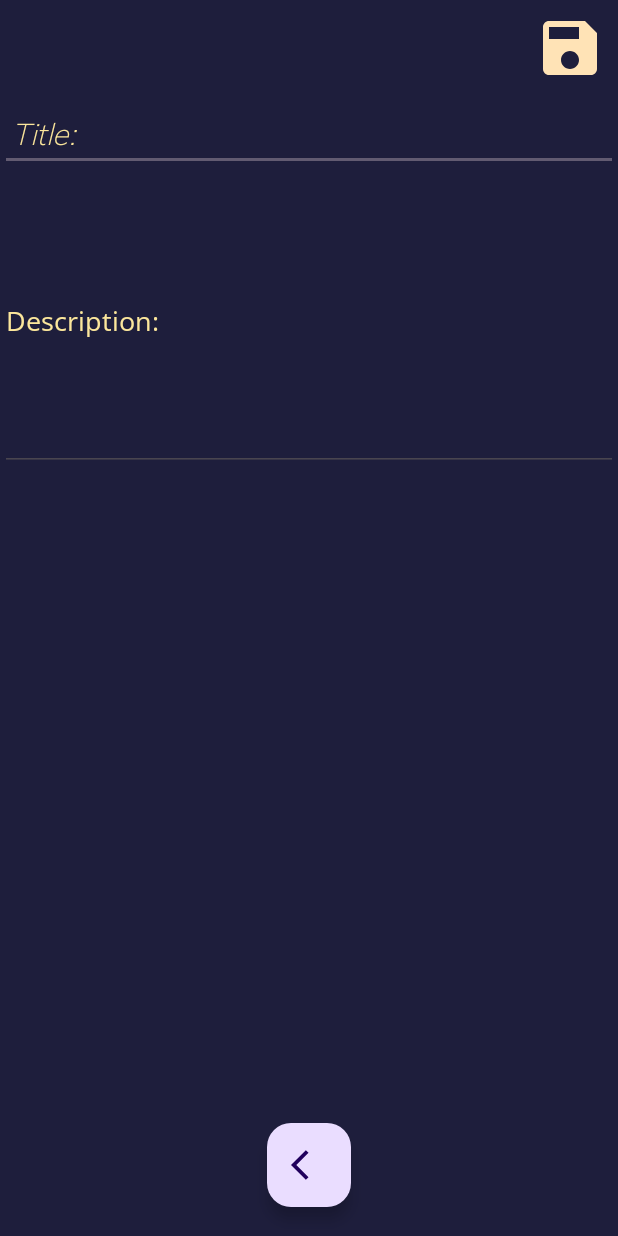
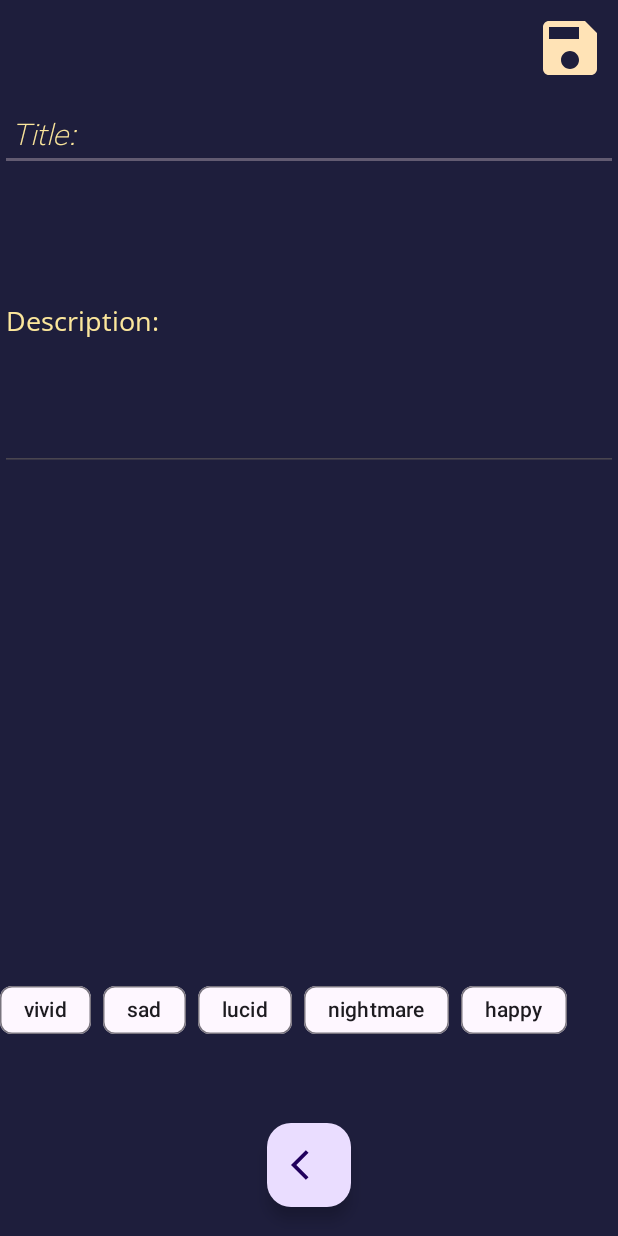
Before and after one commit to Ferdinand134/dream-journal, an Android app: the screen it shows after launch (LogsMakerActivity), after a tap on "Add Dream log", on a phone screen of 412 x 824 dp. Run offline under Robolectric (Android 15) with nearby library versions, the phone set to English and light mode, and no system bars; our stand-ins replace Room's generated code.

Commit message:
tag chips

```diff
--- a/app/src/main/java/com/example/dreamjournal/HomeActivity.kt
+++ b/app/src/main/java/com/example/dreamjournal/HomeActivity.kt
@@ -13,6 +13,7 @@ import android.widget.TextView
 import androidx.activity.result.ActivityResult
 import androidx.activity.result.contract.ActivityResultContracts
 import com.example.dreamjournal.models.Tag
+import java.io.Serializable
 import java.text.SimpleDateFormat
 import java.util.Date
 import java.util.Locale
@@ -23,6 +24,7 @@ class HomeActivity : AppCompatActivity() {
     //var recyclerView : RecyclerView ?= null
     var logsListAdapter: LogsListAdapter? = null
     var logsList: List<Log> = ArrayList<Log>()
+    var tagsList: List<Tag> = ArrayList<Tag>()
     var database: RoomDB? = null
     var fab_add: FloatingActionButton? = null
     var fab_list: FloatingActionButton? = null
@@ -46,6 +48,8 @@ class HomeActivity : AppCompatActivity() {
                 database!!.mainDAO().insert(tag)
             }
         }
+
+        tagsList = database!!.mainDAO().getAllTags()
 
 
         val currentDateTimeString =
@@ -78,7 +82,11 @@ class HomeActivity : AppCompatActivity() {
     }
 
     fun openLogsMakerForResult() {
-        startForResult.launch(Intent(this, LogsMakerActivity::class.java))
+        val intent = Intent(this, LogsMakerActivity::class.java)
+        val tags = Bundle()
+        tags.putSerializable("tags", tagsList as Serializable)
+        intent.putExtra("tags", tags)
+        startForResult.launch(intent)
     }
 
 
--- a/app/src/main/java/com/example/dreamjournal/LogsMakerActivity.kt
+++ b/app/src/main/java/com/example/dreamjournal/LogsMakerActivity.kt
@@ -1,26 +1,31 @@
 package com.example.dreamjournal
 
+import android.app.Activity
 import android.content.Intent
-import androidx.appcompat.app.AppCompatActivity
 import android.os.Bundle
-import android.view.View
 import android.widget.EditText
 import android.widget.ImageView
 import android.widget.Toast
+import androidx.appcompat.app.AppCompatActivity
 import com.example.dreamjournal.models.Log
-import android.app.Activity
+import com.example.dreamjournal.models.Tag
+import com.google.android.material.chip.Chip
+import com.google.android.material.chip.ChipGroup
 import com.google.android.material.floatingactionbutton.FloatingActionButton
 import java.text.SimpleDateFormat
 import java.util.Date
 import java.util.Locale
+
 
 class LogsMakerActivity : AppCompatActivity() {
     var editText_title : EditText ?= null
     var editText_logs : EditText ?= null
     var imageView_save : ImageView ?= null
     var fab_back : FloatingActionButton ?= null
+    var tagGroup : ChipGroup ?= null
     var log : Log ?= null
     var isOldLog = false;
+    var tags : List<Tag> = ArrayList<Tag>()
     override fun onCreate(savedInstanceState: Bundle?) {
         super.onCreate(savedInstanceState)
         setContentView(R.layout.activity_logs_maker)
@@ -29,12 +34,17 @@ class LogsMakerActivity : AppCompatActivity() {
         editText_title = findViewById(R.id.editText_title)
         editText_logs = findViewById(R.id.editText_logs)
         fab_back = findViewById(R.id.fab_back)
+        tagGroup = findViewById(R.id.tagGroup)
 
         log = intent.getSerializableExtra("old_note", Log::class.java)
         if (log != null) {
             editText_title?.setText(log?.title);
             editText_logs?.setText(log?.content);
             isOldLog = true;
+        }
+        tags = intent.getBundleExtra("tags")!!.getSerializable("tags", ArrayList::class.java)!! as ArrayList<Tag>
+        for (t in tags) {
+            addTag(t.title, tagGroup!!)
         }
 
         imageView_save?.setOnClickListener{
@@ -68,4 +78,12 @@ class LogsMakerActivity : AppCompatActivity() {
             finish()
         }
     }
+
+    private fun addTag(tagText: String, tagGroup : ChipGroup) {
+        val tag = Chip(this)
+        tag.text = tagText
+        //tag.setTextColor(resources.getColor(R.color.white))
+
+        tagGroup.addView(tag)
+    }
 }
--- a/app/src/main/res/layout/activity_logs_maker.xml
+++ b/app/src/main/res/layout/activity_logs_maker.xml
@@ -56,6 +56,13 @@
             android:layout_width="match_parent"
             android:layout_height="200dp"/>
     </LinearLayout>
+    <com.google.android.material.chip.ChipGroup
+        android:id="@+id/tagGroup"
+        android:layout_width="match_parent"
+        app:chipSpacingVertical="2dp"
+         android:layout_height="80dp"
+        android:textColor="@color/vanilla"
+        />
     <com.google.android.material.floatingactionbutton.FloatingActionButton
         android:id="@+id/fab_back"
         android:layout_width="wrap_content"
```
